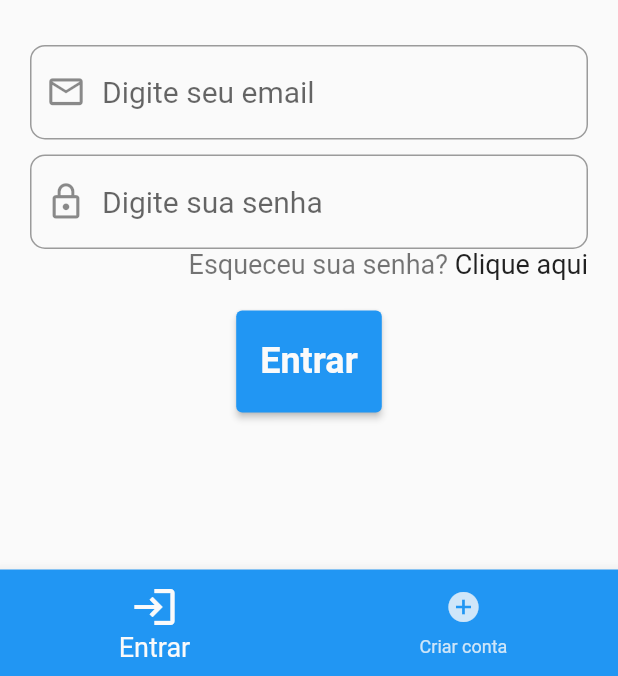
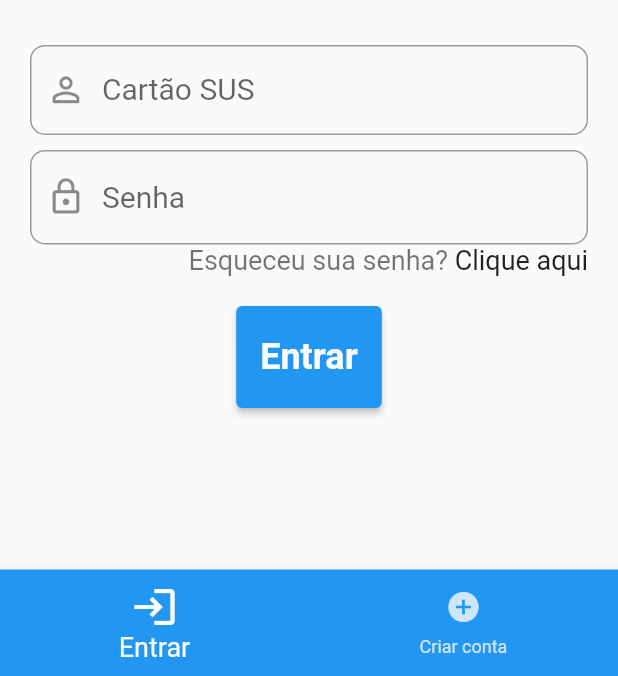
Before and after one commit to AlexWendel/veio-ta-on, a Flutter app: the DashboardView screen opened by its route, on a phone screen of 412 x 824 dp, the part 560-1236 px from its top. Run offline on Flutter 3.47's test engine with Material 2 defaults, Android fonts, the phone set to English and light mode, and no system bars; our stand-ins replace cloud_firestore, firebase_auth, firebase_core, get, hive_flutter, mask_text_input_formatter; accounts and stored records are empty.

Commit message:
Login funcional - SHA1 da versão android adicionada ao Firebase - Dependencias da versão web adicionadas - Problemas com F5 em dominios diferentes de DashboardView persistem

```diff
--- a/lib/app/models/login_form.dart
+++ b/lib/app/models/login_form.dart
@@ -1,5 +1,5 @@
 class LoginForm {
-  final String email;
+  final String susNumber;
   final String password;
-  LoginForm({this.email = "", this.password = ""});
+  LoginForm({this.susNumber = "", this.password = ""});
 }
--- a/lib/app/modules/login/widgets/login_form_widget.dart
+++ b/lib/app/modules/login/widgets/login_form_widget.dart
@@ -4,6 +4,7 @@ import 'package:hospital_maraba/app/auth_controller.dart';
 import 'package:hospital_maraba/app/models/login_form.dart';
 import 'package:hospital_maraba/app/modules/Login/widgets/password_recovery.dart';
 import 'package:hospital_maraba/app/utils/common.sizes.dart';
+import 'package:hospital_maraba/app/widgets/input_text.dart';
 
 extension Utility on BuildContext {
   void nextEditableTextFocus() {
@@ -13,13 +14,13 @@ extension Utility on BuildContext {
   }
 }
 
-// Define a custom Form widget.
 class LoginFormWidget extends GetWidget {
   final _formKey = GlobalKey<FormState>();
   final emailController = TextEditingController();
   final passwordController = TextEditingController();
   final FocusNode passwordFocusNode = FocusNode();
-
+  final susCardInput = SusCardInputText(
+      icon: Icon(Icons.person_outline_rounded), hintText: "Cartão SUS");
   LoginFormWidget({Key? key}) : super(key: key);
 
   @override
@@ -29,32 +30,20 @@ class LoginFormWidget extends GetWidget {
       child: Column(
         children: <Widget>[
           Wrap(runSpacing: 10, children: [
-            TextField(
-              onChanged: (value) {},
-              style: TextStyle(color: Colors.black87),
-              keyboardType: TextInputType.emailAddress,
-              textInputAction: TextInputAction.next,
-              onEditingComplete: () =>
-                  FocusScope.of(context).requestFocus(passwordFocusNode),
-              controller: emailController,
-              decoration: InputDecoration(
-                focusedBorder: OutlineInputBorder(
-                    borderRadius: BorderRadius.circular(10),
-                    borderSide: BorderSide(color: Get.theme.primaryColor)),
-                border: OutlineInputBorder(
-                  borderRadius: BorderRadius.circular(10),
-                ),
-                hintText: "Digite seu email",
-                hintStyle: TextStyle(
-                    fontSize: defaultFontSize / context.textScaleFactor), //
-                prefixIcon: Icon(Icons.email_outlined, size: 27),
-              ),
-            ),
-            TextField(
+            susCardInput,
+            TextFormField(
               focusNode: passwordFocusNode,
               onChanged: (value) {},
               style: TextStyle(color: Colors.black87),
-              onSubmitted: (_) => FocusScope.of(context).unfocus(),
+              validator: (value) {
+                if (value == null || value.isEmpty) {
+                  return 'Insira sua senha!';
+                }
+                if (value.length < 8) {
+                  return 'A senha deve conter no mínimo 8 caracteres!';
+                }
+                return null;
+              },
               obscureText: true,
               textInputAction: TextInputAction.done,
               controller: passwordController,
@@ -65,7 +54,7 @@ class LoginFormWidget extends GetWidget {
                 border: OutlineInputBorder(
                   borderRadius: BorderRadius.circular(10),
                 ),
-                hintText: "Digite sua senha",
+                hintText: "Senha",
                 hintStyle: TextStyle(
                     fontSize: defaultFontSize / context.textScaleFactor),
                 prefixIcon: Icon(Icons.lock_outline, size: 27),
@@ -94,7 +83,6 @@ class LoginFormWidget extends GetWidget {
                           topLeft: Radius.circular(20),
                           topRight: Radius.circular(20),
                         ),
-                        //side: BorderSide(color: primaryColor),
                       ),
                       context: context,
                       builder: (context) => Senha(),
@@ -124,9 +112,10 @@ class LoginFormWidget extends GetWidget {
                         fontWeight: FontWeight.w600))),
             onPressed: () {
               // Validate returns true if the form is valid, or false otherwise.
+              // AuthController.instance.login(LoginForm());
               if (_formKey.currentState!.validate()) {
                 AuthController.instance.login(LoginForm(
-                    email: emailController.text,
+                    susNumber: maskSusCard.getUnmaskedText(),
                     password: passwordController.text));
               }
             },
--- a/lib/main.dart
+++ b/lib/main.dart
@@ -23,6 +23,7 @@ Future<void> main() async {
       initialRoute: AppPages.INITIAL,
       getPages: AppPages.routes,
       debugShowCheckedModeBanner: false,
+      navigatorKey: Get.key,
     ),
   );
 }
```
Also changed, not shown: lib/app/auth_controller.dart (+38 -11 lines), lib/app/modules/home/views/home_view.dart (+17 -5 lines), pubspec.lock, 4 other files.
